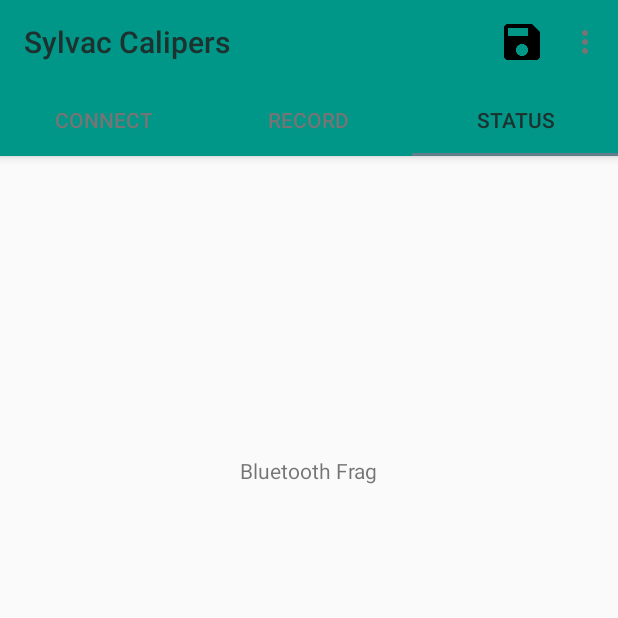
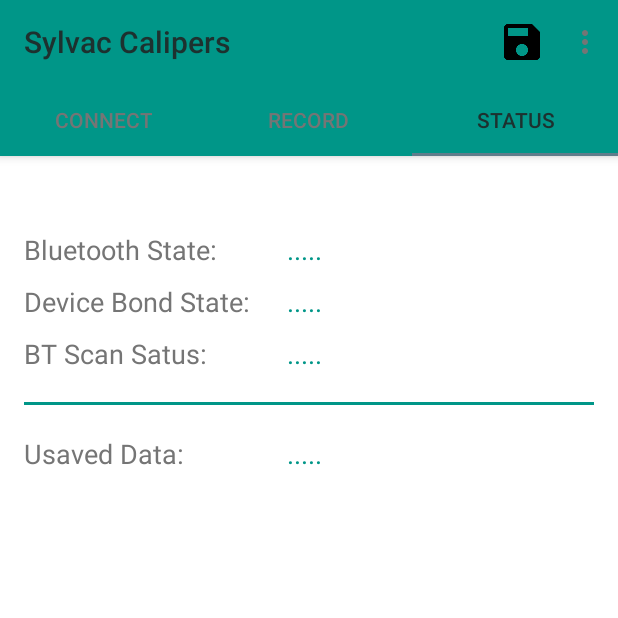
Before and after one commit to patricksnelgar/SylvacMeasurements, an Android app: the screen it shows after launch (MainActivity), tab 3 chosen, on a phone screen of 412 x 824 dp, the top half of it. Run offline under Robolectric (Android 15) with nearby library versions, the phone set to English and light mode, and no system bars.

Commit message:
Fixed issue with multiple DataReceivers being initialized when the RecordFragment looses focus. Implemented the DataRecveiver using Preferences in the main thread when a measurement is received. Beginning to implement the saving of data to storage - external only for a start. TODO: implement check for existence of external storage before saving.

```diff
--- a/app/src/main/AndroidManifest.xml
+++ b/app/src/main/AndroidManifest.xml
@@ -7,6 +7,7 @@
     <uses-permission android:name="android.permission.BLUETOOTH"/>
     <uses-permission android:name="android.permission.BLUETOOTH_ADMIN"/>
     <uses-permission android:name="android.permission.ACCESS_COARSE_LOCATION" />
+    <uses-permission android:name="android.permission.WRITE_EXTERNAL_STORAGE" />
     <uses-feature android:name="android.hardware.bluetooth_le" android:required="false"/>
     <application android:label="@string/app_name" android:icon="@drawable/bluetooth_caliper" android:theme="@style/TealBaseTheme">
         <activity android:name="com.patrick.Sylvac_Calipers.MainActivity"
--- a/app/src/main/java/com/patrick/Sylvac_Calipers/BluetoothFragment.java
+++ /dev/null
@@ -1,21 +0,0 @@
-package com.patrick.Sylvac_Calipers;
-
-import android.os.Bundle;
-import android.support.v4.app.Fragment;
-import android.view.LayoutInflater;
-import android.view.View;
-import android.view.ViewGroup;
-
-/**
- * Created by Patrick on 27/01/2016.
- */
-public class BluetoothFragment extends Fragment {
-
-    public static String TAG = ConnectFragment.class.getName();
-
-    public View onCreateView(LayoutInflater inflater, ViewGroup container, Bundle savedInstanceState){
-        return inflater.inflate(R.layout.bluetooth_fragment, container, false);
-
-
-    }
-}
--- a/app/src/main/java/com/patrick/Sylvac_Calipers/BluetoothReceiver.java
+++ b/app/src/main/java/com/patrick/Sylvac_Calipers/BluetoothReceiver.java
@@ -18,6 +18,17 @@ public class BluetoothReceiver extends BroadcastReceiver {
         String extra = (String)intent.getCharSequenceExtra("DEVICE_ADDRESS");
         Log.i(TAG, "Action received: " + action + " from: " + extra);
         switch (action){
+            case "Donnees transmises":
+                String extraData = new String(intent.getByteArrayExtra("EXTRA_DATA"));
+                String canal = (String)intent.getCharSequenceExtra("NUM_CANAL");
+                Log.i(TAG, "Extra data: " + extraData + " Canal: " + canal);
+                break;
+            default:
+                break;
+        }
+
+        /*
+        switch (action){
             case ConnectFragment.DATA_AVAILABLE:
                 String extraData = new String(intent.getByteArrayExtra("EXTRA_DATA"));
                 String canal = (String)intent.getCharSequenceExtra("NUM_CANAL");
@@ -31,11 +42,14 @@ public class BluetoothReceiver extends BroadcastReceiver {
                 break;
             case ConnectFragment.GATT_SERVICES_DISCOVERED:
                 Log.i(TAG, "Services discovered!");
+                break;
             case ConnectFragment.CONNECTION_COMPLETE:
                 Log.i(TAG, "CONNECTION_COMPLETE");
+                break;
             default:
                 Log.w(TAG, "Action not handled: " + action);
                 break;
         }
+        */
     }
 }
--- a/app/src/main/java/com/patrick/Sylvac_Calipers/ConnectFragment.java
+++ b/app/src/main/java/com/patrick/Sylvac_Calipers/ConnectFragment.java
@@ -279,14 +279,22 @@ public class ConnectFragment extends Fragment {
     }
 
     private static IntentFilter makeGattUpdateIntentFilter() {
-        IntentFilter localIntentFilter = new IntentFilter();
+        /*IntentFilter localIntentFilter = new IntentFilter();
         localIntentFilter.addAction(DATA_AVAILABLE);
         localIntentFilter.addAction(GATT_CONNECTED);
         localIntentFilter.addAction(GATT_DISCONNECTED);
         localIntentFilter.addAction(GATT_SERVICES_DISCOVERED);
         localIntentFilter.addAction(CONNECTION_COMPLETE);
+        return localIntentFilter;*/
+        IntentFilter localIntentFilter = new IntentFilter();
+        localIntentFilter.addAction("Connexion reussi");
+        localIntentFilter.addAction("Deconnexion reussi ou inattendue");
+        localIntentFilter.addAction("Services decouverts");
+        localIntentFilter.addAction("Donnees transmises");
         return localIntentFilter;
     }
+
+
 
     public void setParent(MainActivity parent){
         this.mParentActivity = parent;
--- a/app/src/main/java/com/patrick/Sylvac_Calipers/ConnectionManager.java
+++ b/app/src/main/java/com/patrick/Sylvac_Calipers/ConnectionManager.java
@@ -4,6 +4,8 @@ import android.bluetooth.BluetoothAdapter;
 import android.bluetooth.BluetoothDevice;
 import android.bluetooth.BluetoothGatt;
 import android.bluetooth.BluetoothGattCharacteristic;
+import android.bluetooth.BluetoothGattDescriptor;
+import android.bluetooth.BluetoothGattService;
 import android.bluetooth.BluetoothManager;
 import android.content.Context;
 import android.content.Intent;
@@ -11,10 +13,18 @@ import android.os.*;
 import android.support.v4.content.LocalBroadcastManager;
 import android.util.Log;
 
+import java.util.UUID;
+
 /**
  * Created by Patrick on 27/01/2016.
  */
 public class ConnectionManager implements CommunicationCharacteristics{
+
+    final UUID CCCD_UUID = UUID.fromString("00002902-0000-1000-8000-00805f9b34fb");
+    final UUID SERVICE_UUID = UUID.fromString("C1B25000-CAAF-6D0E-4C33-7DAE30052840");
+    final UUID RX_CMD_TO_INSTRUMENT_UUID = UUID.fromString("C1B25012-CAAF-6D0E-4C33-7DAE30052840");
+    final UUID TX_ANSWER_FROM_INSTRUMENT_UUID = UUID.fromString("C1B25013-CAAF-6D0E-4C33-7DAE30052840");
+    final UUID TX_RECEIVED_DATA_UUID = UUID.fromString("C1B25010-CAAF-6D0E-4C33-7DAE30052840");
 
     private static final String TAG = ConnectionManager.class.getSimpleName();
     private static final Object lock = new Object();
@@ -215,4 +225,26 @@ public class ConnectionManager implements CommunicationCharacteristics{
         mBluetoothGatt.close();
         mBluetoothGatt = null;
     }
+
+    public void enableIndication(BluetoothGatt mBluetoothGatt){
+        BluetoothGattService btService = mBluetoothGatt.getService(SERVICE_UUID);
+        BluetoothGattCharacteristic btChar = btService.getCharacteristic(TX_RECEIVED_DATA_UUID);
+        mBluetoothGatt.setCharacteristicNotification(btChar, true);
+
+        BluetoothGattDescriptor btDes = btChar.getDescriptor(CCCD_UUID);
+        btDes.setValue(BluetoothGattDescriptor.ENABLE_INDICATION_VALUE);
+
+        if(mBluetoothGatt.writeDescriptor(btDes)) Log.i(TAG, "Indication set!");
+    }
+
+    public void enableNotification(BluetoothGatt mBtGatt){
+        BluetoothGattService btService = mBtGatt.getService(SERVICE_UUID);
+        BluetoothGattCharacteristic btChar = btService.getCharacteristic(TX_ANSWER_FROM_INSTRUMENT_UUID);
+        mBtGatt.setCharacteristicNotification(btChar, true);
+
+        BluetoothGattDescriptor btDes = btChar.getDescriptor(CCCD_UUID);
+        btDes.setValue(BluetoothGattDescriptor.ENABLE_NOTIFICATION_VALUE);
+
+        if(mBtGatt.writeDescriptor(btDes)) Log.i(TAG, "Notification set!");
+    }
 }
--- a/app/src/main/java/com/patrick/Sylvac_Calipers/MainActivity.java
+++ b/app/src/main/java/com/patrick/Sylvac_Calipers/MainActivity.java
@@ -1,11 +1,17 @@
 package com.patrick.Sylvac_Calipers;
 
+import android.Manifest;
+import android.app.AlertDialog;
 import android.bluetooth.BluetoothAdapter;
+import android.content.DialogInterface;
 import android.content.Intent;
 import android.content.pm.PackageManager;
 import android.os.Bundle;
+import android.preference.PreferenceManager;
 import android.provider.Settings;
 import android.support.design.widget.TabLayout;
+import android.support.v4.content.ContextCompat;
+import android.support.v4.content.LocalBroadcastManager;
 import android.support.v4.view.ViewPager;
 import android.support.v7.app.AppCompatActivity;
 import android.support.v7.widget.Toolbar;
@@ -14,8 +20,6 @@ import android.view.MenuInflater;
 import android.view.MenuItem;
 import android.widget.Toast;
 
-import java.util.logging.Handler;
-
 public class MainActivity extends AppCompatActivity {
 
 
@@ -23,6 +27,7 @@ public class MainActivity extends AppCompatActivity {
     public static final String PREFERENCE_EDITING_ENABLED = "editing_enabled";
     public static final String PREFERENCE_BEEP_ON_RECEIVE = "beep_on_receive";
     public static final String PREFERENCE_ONLY_SYLVAC = "sylvac_devices";
+    public static final int DEFAULT_PREF_VALUES_PER_ENTRY = 3;
 
     private static final int REQUEST_ENABLE_BT = 1;
     private PageFragmentAdapter mAdapter;
@@ -38,6 +43,8 @@ public class MainActivity extends AppCompatActivity {
         super.onCreate(savedInstanceState);
         setContentView(R.layout.framework);
 
+        PreferenceManager.setDefaultValues(this, R.xml.preferences, false);
+
         mToolbar = (Toolbar) findViewById(R.id.toolbar);
         setSupportActionBar(mToolbar);
         getSupportActionBar().setTitle(getString(R.string.app_title));
@@ -49,7 +56,7 @@ public class MainActivity extends AppCompatActivity {
         _record.setParent(this);
         mAdapter.addFragment(_connect, "Connect");
         mAdapter.addFragment(_record, "Record");
-        mAdapter.addFragment(new BluetoothFragment(), "Status");
+        mAdapter.addFragment(new StatusFragment(), "Status");
 
         mPager = (ViewPager) findViewById(R.id.view_pager);
         mPager.setAdapter(mAdapter);
@@ -59,6 +66,20 @@ public class MainActivity extends AppCompatActivity {
 
         if (!getPackageManager().hasSystemFeature(PackageManager.FEATURE_BLUETOOTH_LE)) {
             Toast.makeText(this, "BLE not supported", Toast.LENGTH_SHORT).show();
+        }
+
+        if(ContextCompat.checkSelfPermission(this, Manifest.permission.WRITE_EXTERNAL_STORAGE) != PackageManager.PERMISSION_GRANTED){
+            AlertDialog.Builder builder = new AlertDialog.Builder(this);
+            builder.setTitle("File Access");
+            builder.setMessage("Please enable the app to write external storage");
+            builder.setPositiveButton(android.R.string.ok, null);
+            builder.setOnDismissListener(new DialogInterface.OnDismissListener() {
+                @Override
+                public void onDismiss(DialogInterface dialog) {
+                    requestPermissions(new String[]{Manifest.permission.WRITE_EXTERNAL_STORAGE}, 1);
+                }
+            });
+            builder.show();
         }
     }
 
@@ -82,6 +103,8 @@ public class MainActivity extends AppCompatActivity {
                 startActivity(new Intent().setAction(Settings.ACTION_BLUETOOTH_SETTINGS));
             case R.id.action_bluetooth:
                 startActivityForResult(new Intent(BluetoothAdapter.ACTION_REQUEST_ENABLE), REQUEST_ENABLE_BT);
+            case R.id.action_save:
+                LocalBroadcastManager.getInstance(this).sendBroadcast(new Intent("SAVE_DATA"));
             default:
                 return super.onOptionsItemSelected(mItem);
         }
--- a/app/src/main/java/com/patrick/Sylvac_Calipers/RecordAdapter.java
+++ b/app/src/main/java/com/patrick/Sylvac_Calipers/RecordAdapter.java
@@ -1,6 +1,8 @@
 package com.patrick.Sylvac_Calipers;
 
 import android.content.Context;
+import android.content.SharedPreferences;
+import android.preference.PreferenceManager;
 import android.util.Log;
 import android.view.LayoutInflater;
 import android.view.View;
@@ -16,11 +18,12 @@ import java.util.List;
 public class RecordAdapter extends ArrayAdapter<Record> {
 
     private static final String TAG = RecordAdapter.class.getSimpleName();
-    private DataReceiver mDataReceiver;
+    private int numDataPoints = -1;
+    private SharedPreferences mPrefs;
 
-    public RecordAdapter(Context context, int resourceID, List<Record> records, DataReceiver mDataReceiver){
+    public RecordAdapter(Context context, int resourceID, List<Record> records){
         super(context, resourceID, records);
-        this.mDataReceiver = mDataReceiver;
+        mPrefs = PreferenceManager.getDefaultSharedPreferences(context);
     }
 
     public View getView(int position, View convertView, ViewGroup parent){
@@ -33,7 +36,7 @@ public class RecordAdapter extends ArrayAdapter<Record> {
         TextView textViewData = (TextView) convertView.findViewById(R.id.textRecordData);
 
         textViewID.setText(_single.getEntryID().trim());
-        textViewData.setText(_single.getMeasurementsString(mDataReceiver.numDataPoints));
+        textViewData.setText(_single.getMeasurementsString());
 
         return convertView;
     }
--- a/app/src/main/java/com/patrick/Sylvac_Calipers/RecordFragment.java
+++ b/app/src/main/java/com/patrick/Sylvac_Calipers/RecordFragment.java
@@ -1,7 +1,11 @@
 package com.patrick.Sylvac_Calipers;
 
+import android.content.Context;
+import android.content.Intent;
 import android.content.IntentFilter;
+import android.content.SharedPreferences;
 import android.os.Bundle;
+import android.preference.PreferenceManager;
 import android.support.v4.app.Fragment;
 import android.support.v4.content.LocalBroadcastManager;
 import android.util.Log;
@@ -11,6 +15,7 @@ import android.view.View;
 import android.view.ViewGroup;
 import android.view.inputmethod.EditorInfo;
 import android.widget.AdapterView;
+import android.widget.Button;
 import android.widget.EditText;
 import android.widget.ListView;
 import android.widget.TextView;
@@ -26,22 +31,26 @@ public class RecordFragment extends Fragment {
     public static final String MEASUREMENT_RECEIVED = "MEASUREMENT_RECEIVED";
 
     private static final String TAG = RecordFragment.class.getSimpleName();
-    private int currentRecordID = 0;
-    private int previousRecordID = -1;
     private EditText mRecordId;
     private ListView mRecordsList;
+    private Button mAddRecord;
     private RecordAdapter mRecordAdapter;
     private List<Record> mListRecords;
     private DataReceiver mDataReceiver;
     private MainActivity mParentActivity;
+    private SharedPreferences mPrefs;
+    private int previousRecordID;
+    private int currentRecordID;
+    private int valuesPerRecord;
 
-    public static RecordFragment newInstance(){
-        RecordFragment mf = new RecordFragment();
-        Bundle args = new Bundle();
-        args.putString("Name", "RecordFragment");
-        mf.setArguments(args);
+    @Override
+    public void onCreate(Bundle savedInstanceState) {
+        super.onCreate(savedInstanceState);
+        PreferenceManager.setDefaultValues(getContext(), R.xml.preferences, false);
+        mPrefs = PreferenceManager.getDefaultSharedPreferences(mParentActivity);
+        valuesPerRecord = Integer.parseInt(mPrefs.getString(MainActivity.PREFERENCE_VALUES_PER_ENTRY, "-1"));
+        if(valuesPerRecord == -1) valuesPerRecord = MainActivity.DEFAULT_PREF_VALUES_PER_ENTRY;
 
-        return mf;
     }
 
     public View onCreateView(LayoutInflater inflater, ViewGroup container, Bundle savedInstanceState){
@@ -58,6 +67,7 @@ public class RecordFragment extends Fragment {
                     try {
                         currentRecordID = Integer.parseInt(mRecordId.getText().toString());
                         Log.i(TAG, "User changed ID to: " + currentRecordID);
+                        //mDataReceiver.setCurrentRecordID(currentRecordID);
                     } catch (Exception e){
                         currentRecordID = previousRecordID;
                         Log.e(TAG, "Error setting current record id with: " + mRecordId.getText().toString() + "resetting current ID to: " + currentRecordID);
@@ -68,8 +78,15 @@ public class RecordFragment extends Fragment {
             }
         });
 
-        mRecordsList = (ListView) v.findViewById(R.id.listRecordEntries);
-        mRecordsList.setOnItemClickListener(mOnRecordClickListener);
+        mAddRecord = (Button) v.findViewById(R.id.buttonAdd);
+        mAddRecord.setOnClickListener(new View.OnClickListener() {
+            @Override
+            public void onClick(View view) {
+                Intent _i = new Intent(MEASUREMENT_RECEIVED);
+                _i.putExtra("NUM_VALUE", "+0001.1");
+                LocalBroadcastManager.getInstance(mParentActivity).sendBroadcast(_i);
+            }
+        });
 
         return v;
     }
@@ -77,25 +94,19 @@ public class RecordFragment extends Fragment {
     @Override
     public void onStart() {
         super.onStart();
-        mListRecords = new ArrayList<>();
-        mRecordAdapter = new RecordAdapter(getContext(), R.layout.single_record, mListRecords);
-        mRecordsList.setAdapter(mRecordAdapter);
-        for(int i = 0; i < 10; i++) {
-            previousRecordID = currentRecordID;
-            mListRecords.add(new Record(String.valueOf(currentRecordID++), "0001.1 - 0001.2 - 0001.3 - 0001.4"));
-        }
-        mRecordAdapter.notifyDataSetChanged();
         mRecordId.setText(String.valueOf(currentRecordID));
 
-        // TODO: initialize Datareceiver. pass DR to RecordAddapter
-        //mDataReceiver = new DataReceiver(mParentActivity);
-        //LocalBroadcastManager.getInstance(mParentActivity).registerReceiver(mDataReceiver, makeDataReceiverFilter());
-
+        if(mDataReceiver == null){
+            mDataReceiver = new DataReceiver(mParentActivity);
+            LocalBroadcastManager.getInstance(mParentActivity).registerReceiver(mDataReceiver, makeDataReceiverFilter());
+            Log.i(TAG, "Register data receiver");
+        }
     }
 
     private IntentFilter makeDataReceiverFilter(){
         IntentFilter mIfilter = new IntentFilter();
         mIfilter.addAction(MEASUREMENT_RECEIVED);
+        mIfilter.addAction("SAVE_DATA");
         return mIfilter;
     }
 
@@ -109,5 +120,4 @@ public class RecordFragment extends Fragment {
 
         }
     };
-
 }
--- /dev/null
+++ b/app/src/main/java/com/patrick/Sylvac_Calipers/StatusFragment.java
@@ -0,0 +1,19 @@
+package com.patrick.Sylvac_Calipers;
+
+import android.os.Bundle;
+import android.support.v4.app.Fragment;
+import android.view.LayoutInflater;
+import android.view.View;
+import android.view.ViewGroup;
+
+/**
+ * Created by Patrick on 27/01/2016.
+ */
+public class StatusFragment extends Fragment {
+
+    public static String TAG = ConnectFragment.class.getName();
+
+    public View onCreateView(LayoutInflater inflater, ViewGroup container, Bundle savedInstanceState){
+        return inflater.inflate(R.layout.status_fragment, container, false);
+    }
+}
--- a/app/src/main/res/layout/bluetooth_fragment.xml
+++ /dev/null
@@ -1,14 +0,0 @@
-<?xml version="1.0" encoding="utf-8"?>
-<LinearLayout xmlns:android="http://schemas.android.com/apk/res/android"
-    xmlns:tools="http://schemas.android.com/tools"
-    android:orientation="vertical"
-    android:layout_width="fill_parent"
-    android:layout_height="fill_parent">
-    <TextView
-        android:layout_width="wrap_content"
-        android:layout_height="wrap_content"
-        android:layout_gravity="center"
-        android:paddingTop="200sp"
-        android:text="Bluetooth Frag" />
-
-</LinearLayout>
--- a/app/src/main/res/layout/record_fragment.xml
+++ b/app/src/main/res/layout/record_fragment.xml
@@ -79,4 +79,10 @@
         android:editable="false"
         android:clickable="false" />
 
+    <Button
+        android:layout_width="wrap_content"
+        android:layout_height="wrap_content"
+        android:text="Add Record"
+        android:id="@+id/buttonAdd" />
+
 </LinearLayout>
--- /dev/null
+++ b/app/src/main/res/layout/status_fragment.xml
@@ -0,0 +1,96 @@
+<?xml version="1.0" encoding="utf-8"?>
+<LinearLayout xmlns:android="http://schemas.android.com/apk/res/android"
+    xmlns:tools="http://schemas.android.com/tools"
+    android:orientation="vertical"
+    android:layout_width="match_parent"
+    android:layout_height="match_parent"
+    android:paddingTop="50dp"
+    android:paddingRight="16dp"
+    android:paddingLeft="16dp"
+    android:background="#fff">
+    <LinearLayout
+        android:layout_width="match_parent"
+        android:layout_height="wrap_content"
+        android:layout_marginBottom="10dp"
+        android:background="#fff"
+        >
+        <TextView
+            android:layout_width="170dp"
+            android:layout_height="wrap_content"
+            android:text="Bluetooth State:"
+            style="@style/Base.TextAppearance.AppCompat.Medium"/>
+        <TextView
+            android:layout_width="wrap_content"
+            android:layout_height="wrap_content"
+            android:layout_marginLeft="5dp"
+            android:id="@+id/bluetooth_status_value"
+            android:text="@string/null_value"
+            android:textColor="@color/PrimaryColour"
+            style="@style/Base.TextAppearance.AppCompat.Medium"/>
+    </LinearLayout>
+    <LinearLayout
+        android:layout_width="match_parent"
+        android:layout_height="wrap_content"
+        android:layout_marginBottom="10dp"
+        android:background="#fff">
+        <TextView
+            android:layout_width="170dp"
+            android:layout_height="wrap_content"
+            android:text="Device Bond State:"
+            style="@style/Base.TextAppearance.AppCompat.Medium"/>
+        <TextView
+            android:layout_width="wrap_content"
+            android:layout_height="wrap_content"
+            android:layout_marginLeft="5dp"
+            android:id="@+id/bond_state_value"
+            android:text="@string/null_value"
+            android:textColor="@color/PrimaryColour"
+            style="@style/Base.TextAppearance.AppCompat.Medium"/>
+    </LinearLayout>
+    <LinearLayout
+        android:layout_width="match_parent"
+        android:layout_height="wrap_content"
+        android:layout_marginBottom="10dp"
+        android:background="#fff">
+        <TextView
+            android:layout_width="170dp"
+            android:layout_height="wrap_content"
+            android:text="BT Scan Satus:"
+            style="@style/Base.TextAppearance.AppCompat.Medium"/>
+        <TextView
+            android:layout_width="wrap_content"
+            android:layout_height="wrap_content"
+            android:layout_marginLeft="5dp"
+            android:id="@+id/scan_status_value"
+            android:text="@string/null_value"
+            android:textColor="@color/PrimaryColour"
+            style="@style/Base.TextAppearance.AppCompat.Medium"/>
+    </LinearLayout>
+
+    <View
+        android:layout_width="match_parent"
+        android:layout_height="2dp"
+        android:background="@color/PrimaryColour"
+        android:layout_marginTop="10dp"
+        android:layout_marginBottom="20dp"/>
+
+    <LinearLayout
+        android:layout_width="match_parent"
+        android:layout_height="wrap_content"
+        android:layout_marginBottom="10dp"
+        android:background="#fff">
+        <TextView
+            android:layout_width="170dp"
+            android:layout_height="wrap_content"
+            android:text="Usaved Data:"
+            style="@style/Base.TextAppearance.AppCompat.Medium"/>
+        <TextView
+            android:layout_width="wrap_content"
+            android:layout_height="wrap_content"
+            android:layout_marginLeft="5dp"
+            android:id="@+id/unsaved_data_value"
+            android:text="@string/null_value"
+            android:textColor="@color/PrimaryColour"
+            style="@style/Base.TextAppearance.AppCompat.Medium"/>
+    </LinearLayout>
+</LinearLayout>
--- a/app/src/main/res/values/strings.xml
+++ b/app/src/main/res/values/strings.xml
@@ -9,4 +9,5 @@
     <string name="help_info">
         App requires you to grant location permissions in order to scan for Bluetooth devices.
         Tap a device on the \'Connect\' screen to establish a connection.</string>
+    <string name="null_value">.....</string>
 </resources>
```
Also changed, not shown: app/src/main/java/com/patrick/Sylvac_Calipers/BluetoothLeGattCallback.java (+10 -6 lines), app/src/main/java/com/patrick/Sylvac_Calipers/CommunicationManager.java (deleted, +0 -37 lines), app/src/main/java/com/patrick/Sylvac_Calipers/DataReceiver.java (+72 -31 lines), app/src/main/java/com/patrick/Sylvac_Calipers/Record.java (+22 -6 lines), app/src/main/res/layout/save_data_layout.xml (added, +16 -0 lines), 46 other files.
